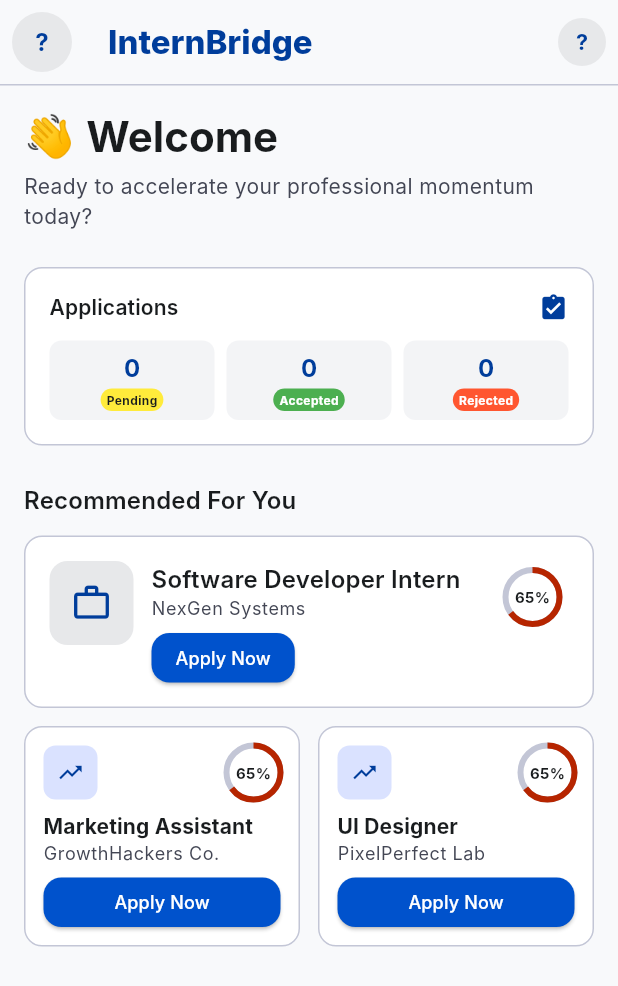
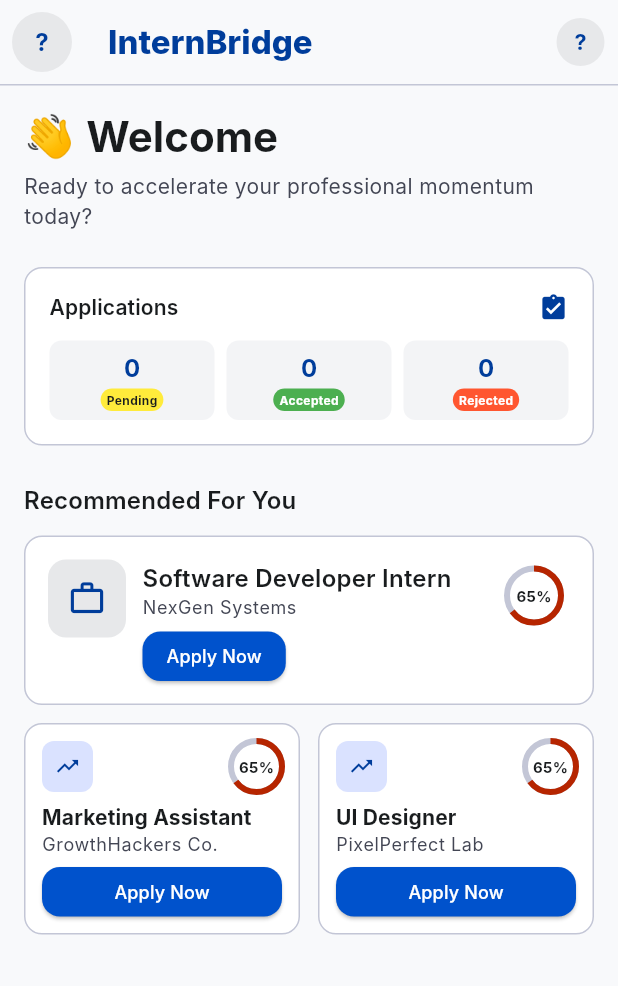
Before and after one commit to ArnoldEloiBM/internbridge, a Flutter app: the StudentHomeScreen screen opened directly, on a phone screen of 412 x 824 dp. Shown: the top 986 px of the screen. Run offline on Flutter 3.47's test engine with Material 3 defaults, Android fonts, the phone set to English and light mode, and no system bars; our stand-ins replace cloud_firestore, firebase_auth, firebase_core; accounts and stored records are empty; network calls fail; Roboto replaces fonts that are missing (Inter).

Commit message:
Fixing cards space and paddings

```diff
--- a/lib/providers/app_provider.dart
+++ b/lib/providers/app_provider.dart
@@ -58,9 +58,7 @@ class AppProvider extends ChangeNotifier {
           );
           await _firestore.ensureAdminProfile(cred.user!.uid);
           await _auth.signOut();
-        } catch (_) {
-          // Admin exists with different password — user must reset in Firebase Console
-        }
+        } catch (_) {}
       }
     }
   }
--- a/lib/screens/auth/login_screen.dart
+++ b/lib/screens/auth/login_screen.dart
@@ -59,7 +59,7 @@ class _LoginScreenState extends State<LoginScreen> {
               width: 300,
               height: 300,
               decoration: BoxDecoration(
-                color: AppColors.primaryFixed.withOpacity(0.3),
+                color: AppColors.primaryFixed.withValues(alpha: 0.3),
                 shape: BoxShape.circle,
               ),
             ),
@@ -71,7 +71,7 @@ class _LoginScreenState extends State<LoginScreen> {
               width: 200,
               height: 200,
               decoration: BoxDecoration(
-                color: const Color(0xFFFFDAD2).withOpacity(0.2),
+                color: const Color(0xFFFFDAD2).withValues(alpha: 0.2),
                 shape: BoxShape.circle,
               ),
             ),
@@ -126,7 +126,7 @@ class _LoginScreenState extends State<LoginScreen> {
                           border: Border.all(color: AppColors.outlineVariant),
                           boxShadow: [
                             BoxShadow(
-                              color: Colors.black.withOpacity(0.04),
+                              color: Colors.black.withValues(alpha: 0.04),
                               blurRadius: 8,
                               offset: const Offset(0, 2),
                             ),
--- a/lib/screens/auth/role_selection_screen.dart
+++ b/lib/screens/auth/role_selection_screen.dart
@@ -154,7 +154,7 @@ class _RoleCard extends StatelessWidget {
           boxShadow: isSelected
               ? [
                   BoxShadow(
-                    color: AppColors.primaryContainer.withOpacity(0.15),
+                    color: AppColors.primaryContainer.withValues(alpha: 0.15),
                     blurRadius: 16,
                     offset: const Offset(0, 4),
                   )
--- a/lib/screens/founder/founder_home_screen.dart
+++ b/lib/screens/founder/founder_home_screen.dart
@@ -56,6 +56,8 @@ class FounderHomeScreen extends StatelessWidget {
         foregroundColor: AppColors.onPrimary,
         icon: const Icon(Icons.add),
         label: const Text('Post New'),
+        elevation: 4,
+        shape: RoundedRectangleBorder(borderRadius: BorderRadius.circular(16)),
       ),
       body: founderId == null
           ? const Center(child: Text('Sign in as a founder.'))
--- a/lib/screens/student/student_home_screen.dart
+++ b/lib/screens/student/student_home_screen.dart
@@ -83,6 +83,7 @@ class StudentHomeScreen extends StatelessWidget {
               children: [
                 Text(
                   '👋 Welcome ${firstName(name)}',
+                  overflow: TextOverflow.ellipsis,
                   style: Theme.of(context)
                       .textTheme
                       .headlineMedium
@@ -280,7 +281,7 @@ class _FeaturedJobCard extends StatelessWidget {
   @override
   Widget build(BuildContext context) {
     return Container(
-      padding: const EdgeInsets.all(16),
+      padding: const EdgeInsets.all(15),
       decoration: BoxDecoration(
         color: AppColors.surfaceContainerLowest,
         borderRadius: BorderRadius.circular(12),
@@ -290,25 +291,27 @@ class _FeaturedJobCard extends StatelessWidget {
         crossAxisAlignment: CrossAxisAlignment.start,
         children: [
           Container(
-            width: 56,
-            height: 56,
+            width: 52,
+            height: 52,
             decoration: BoxDecoration(
               color: AppColors.surfaceContainerHigh,
               borderRadius: BorderRadius.circular(12),
             ),
-            child: const Icon(Icons.work_outline, color: AppColors.primary, size: 28),
+            child: const Icon(Icons.work_outline, color: AppColors.primary, size: 26),
           ),
-          const SizedBox(width: 12),
+          const SizedBox(width: 11),
           Expanded(
             child: Column(
               crossAxisAlignment: CrossAxisAlignment.start,
               children: [
                 Text(job.title,
+                    overflow: TextOverflow.ellipsis,
                     style: Theme.of(context)
                         .textTheme
                         .titleMedium
                         ?.copyWith(fontWeight: FontWeight.w600)),
                 Text(job.company,
+                    overflow: TextOverflow.ellipsis,
                     style: Theme.of(context)
                         .textTheme
                         .bodySmall
@@ -318,6 +321,7 @@ class _FeaturedJobCard extends StatelessWidget {
               ],
             ),
           ),
+          const SizedBox(width: 8),
           MatchScoreRing(score: job.matchScore),
         ],
       ),
@@ -333,7 +337,7 @@ class _SmallJobCard extends StatelessWidget {
   @override
   Widget build(BuildContext context) {
     return Container(
-      padding: const EdgeInsets.all(12),
+      padding: const EdgeInsets.all(11),
       decoration: BoxDecoration(
         color: AppColors.surfaceContainerLowest,
         borderRadius: BorderRadius.circular(12),
@@ -346,18 +350,18 @@ class _SmallJobCard extends StatelessWidget {
             mainAxisAlignment: MainAxisAlignment.spaceBetween,
             children: [
               Container(
-                width: 36,
-                height: 36,
+                width: 34,
+                height: 34,
                 decoration: BoxDecoration(
                   color: AppColors.primaryFixed,
                   borderRadius: BorderRadius.circular(8),
                 ),
-                child: const Icon(Icons.trending_up, color: AppColors.primary, size: 18),
+                child: const Icon(Icons.trending_up, color: AppColors.primary, size: 17),
               ),
-              MatchScoreRing(score: job.matchScore, size: 36),
+              MatchScoreRing(score: job.matchScore, size: 34),
             ],
           ),
-          const SizedBox(height: 8),
+          const SizedBox(height: 7),
           Text(job.title,
               maxLines: 2,
               overflow: TextOverflow.ellipsis,
@@ -372,7 +376,7 @@ class _SmallJobCard extends StatelessWidget {
                   .textTheme
                   .bodySmall
                   ?.copyWith(color: AppColors.onSurfaceVariant)),
-          const SizedBox(height: 8),
+          const SizedBox(height: 7),
           SizedBox(
             width: double.infinity,
             child: JobApplyButton(job: job, applicationId: applicationId, compact: true),
--- a/lib/screens/student/student_matches_screen.dart
+++ b/lib/screens/student/student_matches_screen.dart
@@ -215,6 +215,8 @@ class _MatchCard extends StatelessWidget {
           ),
           const SizedBox(height: 8),
           Text('${job.location} · ${job.type} · ${job.salary}',
+              maxLines: 1,
+              overflow: TextOverflow.ellipsis,
               style: Theme.of(context)
                   .textTheme
                   .bodySmall
--- a/lib/services/firestore_service.dart
+++ b/lib/services/firestore_service.dart
@@ -1,5 +1,4 @@
 import 'package:cloud_firestore/cloud_firestore.dart';
-import 'package:firebase_auth/firebase_auth.dart';
 import '../models/models.dart';
 
 class FirestoreService {
@@ -260,7 +259,6 @@ class FirestoreService {
     }
   }
 
-  /// Ensures admin Firestore profile exists. Auth account must be created once via register or Firebase console.
   Future<void> ensureAdminProfile(String uid) async {
     await _users.doc(uid).set({
       'name': 'Eloi Buyange',
--- a/lib/utils/shell_mixin.dart
+++ b/lib/utils/shell_mixin.dart
@@ -2,7 +2,6 @@ import 'package:flutter/material.dart';
 import 'package:provider/provider.dart';
 import '../../providers/app_provider.dart';
 
-/// Shared shell that listens for profile-tab requests from AppProvider.
 mixin ShellTabMixin<T extends StatefulWidget> on State<T> {
   int currentIndex = 0;
 
--- a/lib/widgets/job_apply_button.dart
+++ b/lib/widgets/job_apply_button.dart
@@ -62,7 +62,7 @@ class JobApplyButton extends StatelessWidget {
           minimumSize: compact ? Size.zero : null,
           tapTargetSize: compact ? MaterialTapTargetSize.shrinkWrap : null,
         ),
-        child: Text(compact ? 'Withdraw' : 'Applied — Withdraw', style: const TextStyle(fontSize: 12)),
+        child: Text(compact ? 'Withdraw' : 'Withdraw Application', style: const TextStyle(fontSize: 12)),
       );
     }
 
--- a/lib/widgets/profile_avatar.dart
+++ b/lib/widgets/profile_avatar.dart
@@ -3,7 +3,6 @@ import 'package:provider/provider.dart';
 import '../core/theme.dart';
 import '../providers/app_provider.dart';
 
-/// Top-bar avatar showing the logged-in user's initial. Taps open Profile tab.
 class ProfileAvatarButton extends StatelessWidget {
   final double radius;
   const ProfileAvatarButton({super.key, this.radius = 16});
@@ -14,7 +13,7 @@ class ProfileAvatarButton extends StatelessWidget {
     final initial = name.isNotEmpty ? name[0].toUpperCase() : '?';
 
     return Padding(
-      padding: const EdgeInsets.only(right: 8),
+      padding: const EdgeInsets.only(right: 9),
       child: GestureDetector(
         onTap: () => context.read<AppProvider>().requestTab(3),
         child: CircleAvatar(
```
Also changed, not shown: lib/screens/founder/founder_applicants_screen.dart (+28 -9 lines), lib/screens/founder/founder_postings_screen.dart (+7 -3 lines), lib/screens/founder/founder_profile_screen.dart (+6 -3 lines), lib/screens/student/student_profile_screen.dart (+16 -12 lines).
